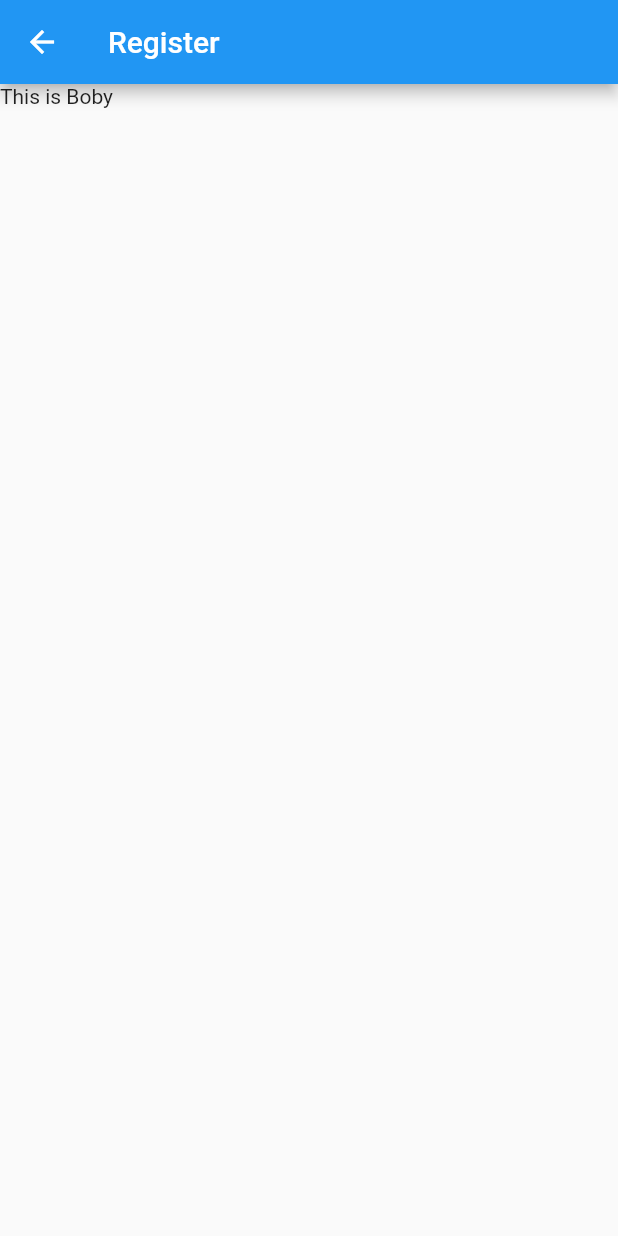
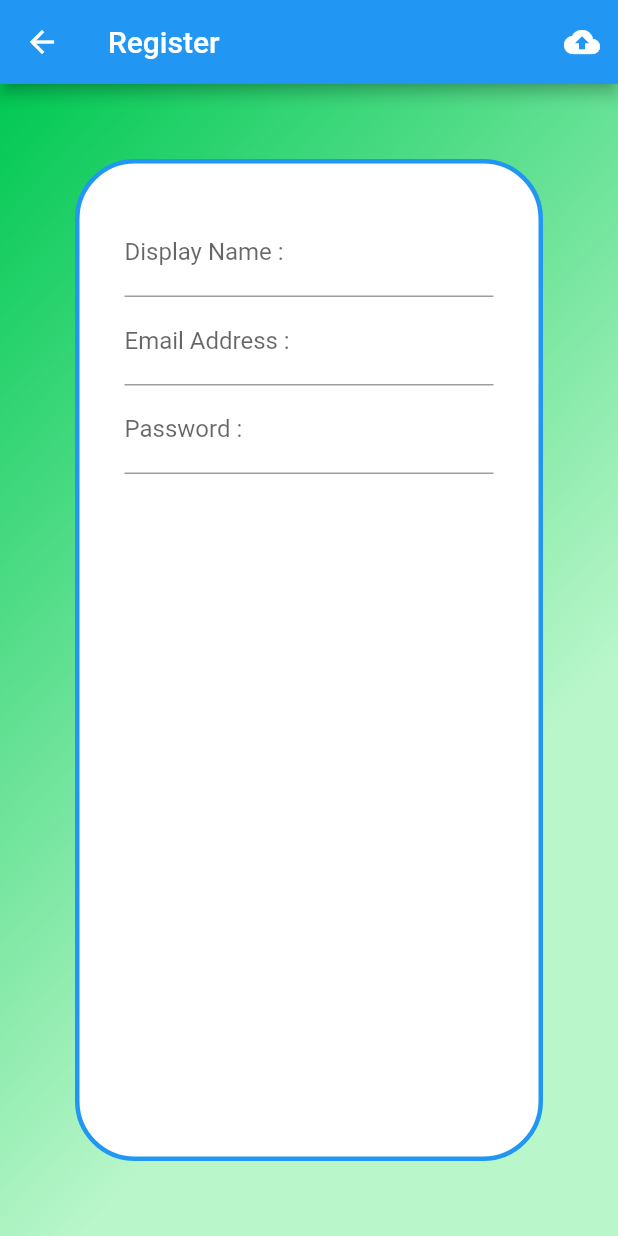
Before and after one commit to masterUNG/MacNuengFood, a Flutter app: the Register screen opened directly, on a phone screen of 412 x 824 dp. Run offline on Flutter 3.47's test engine with Material 2 defaults, Android fonts, the phone set to English and light mode, and no system bars.

Commit message:
Design UI of Register success

```diff
--- a/lib/screens/register.dart
+++ b/lib/screens/register.dart
@@ -6,13 +6,69 @@ class Register extends StatefulWidget {
 }
 
 class _RegisterState extends State<Register> {
+  // Name
+  Widget nameTextField() {
+    return TextFormField(
+      decoration:
+          InputDecoration(labelText: 'Display Name :', hintText: 'Your Name'),
+    );
+  }
+
+  // Email
+  Widget emailTextField() {
+    return TextFormField(
+      decoration: InputDecoration(
+          labelText: 'Email Address :', hintText: 'you@abc.com'),
+    );
+  }
+
+  // Password
+  Widget passwordTextField() {
+    return TextFormField(
+      decoration:
+          InputDecoration(labelText: 'Password :', hintText: 'more 6 Charator'),
+    );
+  }
+
+  // For Action
+  Widget showAction() {
+    return IconButton(tooltip: 'Upload Value To Server',
+      icon: Icon(Icons.cloud_upload),
+      onPressed: () {
+        print('You Click Upload');
+      },
+    );
+  }
+
   @override
   Widget build(BuildContext context) {
     return Scaffold(
       appBar: AppBar(
         title: Text('Register'),
+        actions: <Widget>[showAction()],
       ),
-      body: Text("This is Boby"),
+      body: Container(
+          decoration: BoxDecoration(
+              gradient: LinearGradient(
+                  colors: [Colors.greenAccent[700], Colors.greenAccent[100]],
+                  begin: Alignment(-1, -1))),
+          alignment: Alignment(0, 0),
+          child: Container(
+            padding: EdgeInsets.all(30.0),
+            decoration: BoxDecoration(
+                borderRadius: BorderRadius.circular(40.0),
+                color: Colors.white,
+                border: Border.all(
+                    style: BorderStyle.solid, width: 3.0, color: Colors.blue)),
+            margin: EdgeInsets.all(50.0),
+            child: Column(
+              children: <Widget>[
+                nameTextField(),
+                emailTextField(),
+                passwordTextField()
+              ],
+            ),
+          )),
     );
   }
 }
```
